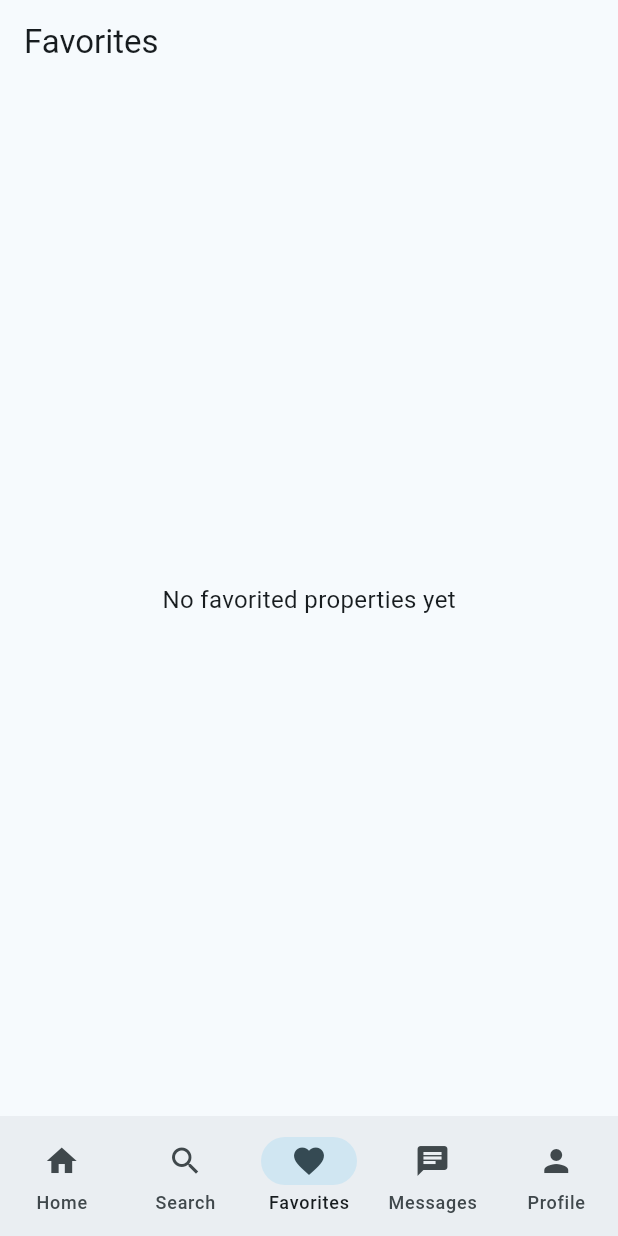
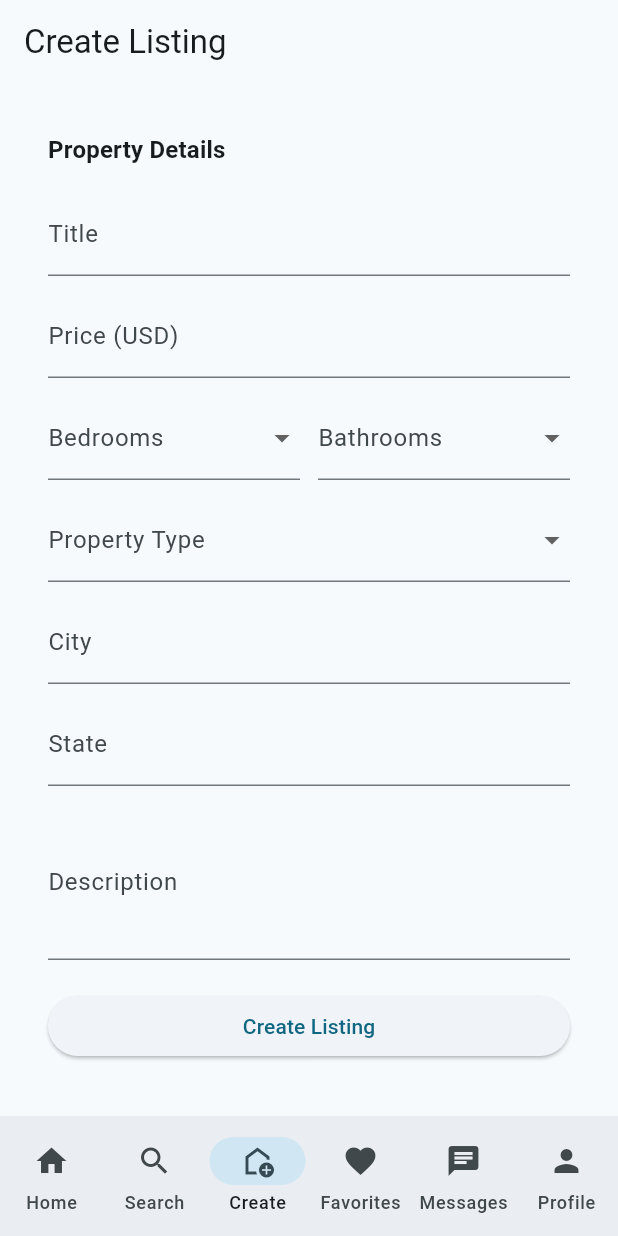
Before and after one commit to kvo110/property_pulse, a Flutter app: the NavBar screen opened directly, item 3 of the bottom bar chosen, on a phone screen of 412 x 824 dp. Run offline on Flutter 3.47's test engine with Material 3 defaults, Android fonts, the phone set to English and light mode, and no system bars; our stand-ins replace cloud_firestore, firebase_auth, firebase_core; accounts and stored records are empty; network calls fail.

Commit message:
added create listing flow and my listings with firestore

```diff
--- a/lib/navigation/nav_bar.dart
+++ b/lib/navigation/nav_bar.dart
@@ -1,7 +1,6 @@
 // navigation/nav_bar.dart
-// Simple bottom nav bar that switches between the 5 main screens.
-
-// Screens are just placeholders for now. Awaiting actual features...
+// Updated nav bar now includes a "Create" tab for adding property listings.
+// Everything else stays the same so it doesn't conflict with collaborator code.
 
 import 'package:flutter/material.dart';
 
@@ -11,6 +10,7 @@ import '../screens/search_screen.dart';
 import '../screens/favorites_screen.dart';
 import '../screens/messages_screen.dart';
 import '../screens/profile_screen.dart';
+import '../screens/add_property_screen.dart'; // <-- new import
 
 class NavBar extends StatefulWidget {
   const NavBar({super.key});
@@ -22,10 +22,11 @@ class NavBar extends StatefulWidget {
 class _NavBarState extends State<NavBar> {
   int pageIndex = 0;
 
-  // Order of screens matches nav bar icons
+  // Now includes AddPropertyScreen in the center
   final screens = const [
     HomeScreen(),
     SearchScreen(),
+    AddPropertyScreen(), // <-- new "Create" tab
     FavoritesScreen(),
     MessagesScreen(),
     ProfileScreen(),
@@ -34,7 +35,7 @@ class _NavBarState extends State<NavBar> {
   @override
   Widget build(BuildContext context) {
     return Scaffold(
-      body: screens[pageIndex], // Display selected screen
+      body: screens[pageIndex],
 
       bottomNavigationBar: NavigationBar(
         selectedIndex: pageIndex,
@@ -44,6 +45,13 @@ class _NavBarState extends State<NavBar> {
         destinations: const [
           NavigationDestination(icon: Icon(Icons.home), label: "Home"),
           NavigationDestination(icon: Icon(Icons.search), label: "Search"),
+
+          // NEW “Create Listing” tab
+          NavigationDestination(
+            icon: Icon(Icons.add_home_outlined),
+            label: "Create",
+          ),
+
           NavigationDestination(icon: Icon(Icons.favorite), label: "Favorites"),
           NavigationDestination(icon: Icon(Icons.chat), label: "Messages"),
           NavigationDestination(icon: Icon(Icons.person), label: "Profile"),
--- /dev/null
+++ b/lib/screens/add_property_screen.dart
@@ -0,0 +1,313 @@
+// screens/add_property_screen.dart
+// Screen where a user can create a new property listing.
+// This will be hooked into the bottom navigation bar as the "Create" tab.
+
+import 'package:flutter/material.dart';
+import 'package:firebase_auth/firebase_auth.dart';
+import 'package:cloud_firestore/cloud_firestore.dart'; // in case we expand later
+import '../services/property_service.dart';
+
+class AddPropertyScreen extends StatefulWidget {
+  const AddPropertyScreen({super.key});
+
+  @override
+  State<AddPropertyScreen> createState() => _AddPropertyScreenState();
+}
+
+class _AddPropertyScreenState extends State<AddPropertyScreen> {
+  final _formKey = GlobalKey<FormState>();
+
+  final _titleController = TextEditingController();
+  final _priceController = TextEditingController();
+  final _cityController = TextEditingController();
+  final _stateController = TextEditingController();
+  final _descriptionController = TextEditingController();
+
+  String? _selectedBeds;
+  String? _selectedBaths;
+  String? _selectedType;
+
+  bool _isSaving = false;
+
+  final _bedOptions = ["1", "2", "3", "4", "5+"];
+  final _bathOptions = ["1", "1.5", "2", "2.5", "3+"];
+  final _propertyTypes = [
+    "House",
+    "Condo",
+    "Townhome",
+    "Multi-Family",
+    "Apartment",
+    "Manufactured Home",
+    "Land",
+    "Commercial",
+  ];
+
+  // Simple mock image URLs so we don't rely on Firebase Storage right now.
+  final List<String> _mockImagePool = const [
+    "https://images.pexels.com/photos/106399/pexels-photo-106399.jpeg",
+    "https://images.pexels.com/photos/259588/pexels-photo-259588.jpeg",
+    "https://images.pexels.com/photos/186077/pexels-photo-186077.jpeg",
+    "https://images.pexels.com/photos/1571460/pexels-photo-1571460.jpeg",
+    "https://images.pexels.com/photos/439391/pexels-photo-439391.jpeg",
+  ];
+
+  @override
+  void dispose() {
+    _titleController.dispose();
+    _priceController.dispose();
+    _cityController.dispose();
+    _stateController.dispose();
+    _descriptionController.dispose();
+    super.dispose();
+  }
+
+  // Helper to convert the bed string into an integer
+  int _parseBedrooms(String? value) {
+    if (value == null) return 0;
+    if (value.contains("+")) {
+      return int.tryParse(value.replaceAll("+", "")) ?? 0;
+    }
+    return int.tryParse(value) ?? 0;
+  }
+
+  // Helper to convert the bath string into a double
+  double _parseBathrooms(String? value) {
+    if (value == null) return 0;
+    if (value.contains("+")) {
+      return double.tryParse(value.replaceAll("+", "")) ?? 0;
+    }
+    return double.tryParse(value) ?? 0;
+  }
+
+  List<String> _pickMockImages() {
+    // For now just take the first 3. Later we can randomize if we want.
+    return _mockImagePool.take(3).toList();
+  }
+
+  Future<void> _saveListing() async {
+    if (!_formKey.currentState!.validate()) {
+      return;
+    }
+
+    if (_selectedBeds == null ||
+        _selectedBaths == null ||
+        _selectedType == null) {
+      ScaffoldMessenger.of(context).showSnackBar(
+        const SnackBar(content: Text("Please select beds, baths, and type.")),
+      );
+      return;
+    }
+
+    final parsedPrice = int.tryParse(_priceController.text.trim());
+    if (parsedPrice == null) {
+      ScaffoldMessenger.of(context).showSnackBar(
+        const SnackBar(content: Text("Please enter a valid numeric price.")),
+      );
+      return;
+    }
+
+    setState(() => _isSaving = true);
+
+    final service = PropertyService();
+
+    final error = await service.createProperty(
+      title: _titleController.text.trim(),
+      price: parsedPrice,
+      bedrooms: _parseBedrooms(_selectedBeds),
+      bathrooms: _parseBathrooms(_selectedBaths),
+      type: _selectedType!,
+      city: _cityController.text.trim(),
+      state: _stateController.text.trim(),
+      description: _descriptionController.text.trim(),
+      images: _pickMockImages(),
+    );
+
+    if (!mounted) return;
+
+    setState(() => _isSaving = false);
+
+    if (error != null) {
+      ScaffoldMessenger.of(
+        context,
+      ).showSnackBar(SnackBar(content: Text(error)));
+      return;
+    }
+
+    ScaffoldMessenger.of(context).showSnackBar(
+      const SnackBar(content: Text("Listing created successfully.")),
+    );
+
+    // Clear form after successful save
+    _formKey.currentState!.reset();
+    _titleController.clear();
+    _priceController.clear();
+    _cityController.clear();
+    _stateController.clear();
+    _descriptionController.clear();
+    setState(() {
+      _selectedBeds = null;
+      _selectedBaths = null;
+      _selectedType = null;
+    });
+  }
+
+  @override
+  Widget build(BuildContext context) {
+    final theme = Theme.of(context);
+
+    return Scaffold(
+      appBar: AppBar(title: const Text("Create Listing")),
+      body: SingleChildScrollView(
+        padding: const EdgeInsets.all(16),
+
+        child: Form(
+          key: _formKey,
+
+          child: Container(
+            padding: const EdgeInsets.all(16),
+            decoration: BoxDecoration(
+              color: theme.cardColor,
+              borderRadius: BorderRadius.circular(16),
+            ),
+
+            child: Column(
+              crossAxisAlignment: CrossAxisAlignment.start,
+              children: [
+                Text(
+                  "Property Details",
+                  style: theme.textTheme.titleMedium?.copyWith(
+                    fontWeight: FontWeight.bold,
+                  ),
+                ),
+
+                const SizedBox(height: 16),
+
+                TextFormField(
+                  controller: _titleController,
+                  decoration: const InputDecoration(labelText: "Title"),
+                  validator: (val) =>
+                      val == null || val.trim().isEmpty ? "Required" : null,
+                ),
+
+                const SizedBox(height: 12),
+
+                TextFormField(
+                  controller: _priceController,
+                  keyboardType: TextInputType.number,
+                  decoration: const InputDecoration(labelText: "Price (USD)"),
+                  validator: (val) =>
+                      val == null || val.trim().isEmpty ? "Required" : null,
+                ),
+
+                const SizedBox(height: 12),
+
+                Row(
+                  children: [
+                    Expanded(
+                      child: DropdownButtonFormField<String>(
+                        value: _selectedBeds,
+                        decoration: const InputDecoration(
+                          labelText: "Bedrooms",
+                        ),
+                        items: _bedOptions
+                            .map(
+                              (e) => DropdownMenuItem(value: e, child: Text(e)),
+                            )
+                            .toList(),
+                        onChanged: (val) {
+                          setState(() {
+                            _selectedBeds = val;
+                          });
+                        },
+                        validator: (val) => val == null ? "Select beds" : null,
+                      ),
+                    ),
+                    const SizedBox(width: 12),
+                    Expanded(
+                      child: DropdownButtonFormField<String>(
+                        value: _selectedBaths,
+                        decoration: const InputDecoration(
+                          labelText: "Bathrooms",
+                        ),
+                        items: _bathOptions
+                            .map(
+                              (e) => DropdownMenuItem(value: e, child: Text(e)),
+                            )
+                            .toList(),
+                        onChanged: (val) {
+                          setState(() {
+                            _selectedBaths = val;
+                          });
+                        },
+                        validator: (val) => val == null ? "Select baths" : null,
+                      ),
+                    ),
+                  ],
+                ),
+
+                const SizedBox(height: 12),
+
+                DropdownButtonFormField<String>(
+                  value: _selectedType,
+                  decoration: const InputDecoration(labelText: "Property Type"),
+                  items: _propertyTypes
+                      .map((e) => DropdownMenuItem(value: e, child: Text(e)))
+                      .toList(),
+                  onChanged: (val) {
+                    setState(() {
+                      _selectedType = val;
+                    });
+                  },
+                  validator: (val) =>
+                      val == null ? "Select a property type" : null,
+                ),
+
+                const SizedBox(height: 12),
+
+                TextFormField(
+                  controller: _cityController,
+                  decoration: const InputDecoration(labelText: "City"),
+                  validator: (val) =>
+                      val == null || val.trim().isEmpty ? "Required" : null,
+                ),
+
+                const SizedBox(height: 12),
+
+                TextFormField(
+                  controller: _stateController,
+                  decoration: const InputDecoration(labelText: "State"),
+                  validator: (val) =>
+                      val == null || val.trim().isEmpty ? "Required" : null,
+                ),
+
+                const SizedBox(height: 12),
+
+                TextFormField(
+                  controller: _descriptionController,
+                  decoration: const InputDecoration(labelText: "Description"),
+                  maxLines: 3,
+                ),
+
+                const SizedBox(height: 20),
+
+                SizedBox(
+                  width: double.infinity,
+                  child: ElevatedButton(
+                    onPressed: _isSaving ? null : _saveListing,
+                    child: _isSaving
+                        ? const SizedBox(
+                            height: 22,
+                            width: 22,
+                            child: CircularProgressIndicator(strokeWidth: 2),
+                          )
+                        : const Text("Create Listing"),
+                  ),
+                ),
+              ],
+            ),
+          ),
+        ),
+      ),
+    );
+  }
+}
--- /dev/null
+++ b/lib/services/property_service.dart
@@ -0,0 +1,75 @@
+// services/property_service.dart
+// Handles Firestore reads/writes for property listings.
+// Keeping this separate from the UI so our screens stay cleaner.
+
+import 'package:cloud_firestore/cloud_firestore.dart';
+import 'package:firebase_auth/firebase_auth.dart';
+
+class PropertyService {
+  final FirebaseFirestore _firestore = FirebaseFirestore.instance;
+  final FirebaseAuth _auth = FirebaseAuth.instance;
+
+  // Creates a new property listing in the "properties" collection.
+  // Returns null if everything worked, otherwise returns an error message.
+  Future<String?> createProperty({
+    required String title,
+    required int price,
+    required int bedrooms,
+    required double bathrooms,
+    required String type,
+    required String city,
+    required String state,
+    required String description,
+    required List<String> images,
+  }) async {
+    try {
+      final user = _auth.currentUser;
+      if (user == null) {
+        return "You must be logged in to create a listing.";
+      }
+
+      await _firestore.collection("properties").add({
+        "ownerId": user.uid,
+        "title": title,
+        "price": price,
+        "bedrooms": bedrooms,
+        "bathrooms": bathrooms,
+        "type": type,
+        "city": city,
+        "state": state,
+        "description": description,
+        "images": images,
+        "createdAt": FieldValue.serverTimestamp(),
+      });
+
+      return null;
+    } on FirebaseException catch (e) {
+      return e.message ?? "Failed to create listing. Please try again.";
+    } catch (e) {
+      return "Something went wrong. Please try again.";
+    }
+  }
+
+  // Stream of all properties created by the current user.
+  Stream<QuerySnapshot<Map<String, dynamic>>> userPropertiesStream() {
+    final uid = _auth.currentUser!.uid;
+
+    return _firestore
+        .collection("properties")
+        .where("ownerId", isEqualTo: uid)
+        .orderBy("createdAt", descending: true)
+        .snapshots();
+  }
+
+  // Deletes a property by document id.
+  Future<String?> deleteProperty(String docId) async {
+    try {
+      await _firestore.collection("properties").doc(docId).delete();
+      return null;
+    } on FirebaseException catch (e) {
+      return e.message ?? "Failed to delete listing.";
+    } catch (e) {
+      return "Something went wrong while deleting listing.";
+    }
+  }
+}
```
Also changed, not shown: lib/screens/my_listings_screen.dart (added, +117 -0 lines), lib/providers/property_provider.dart (added).
